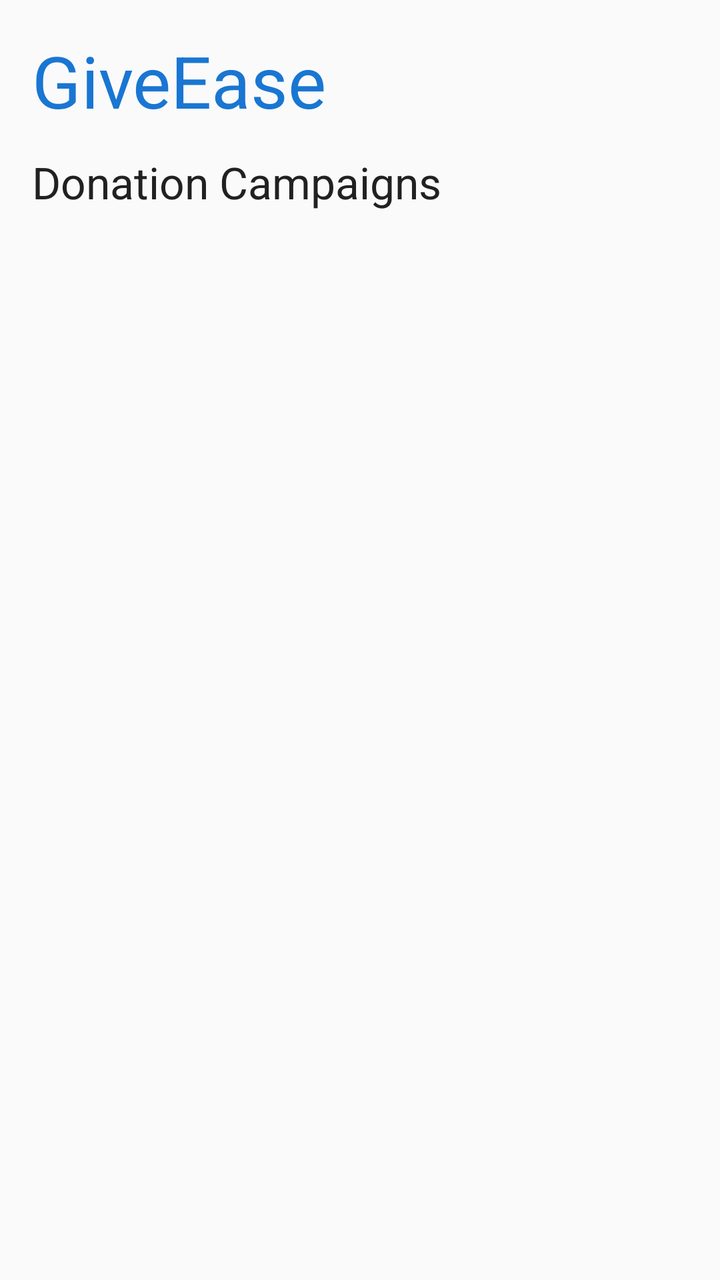
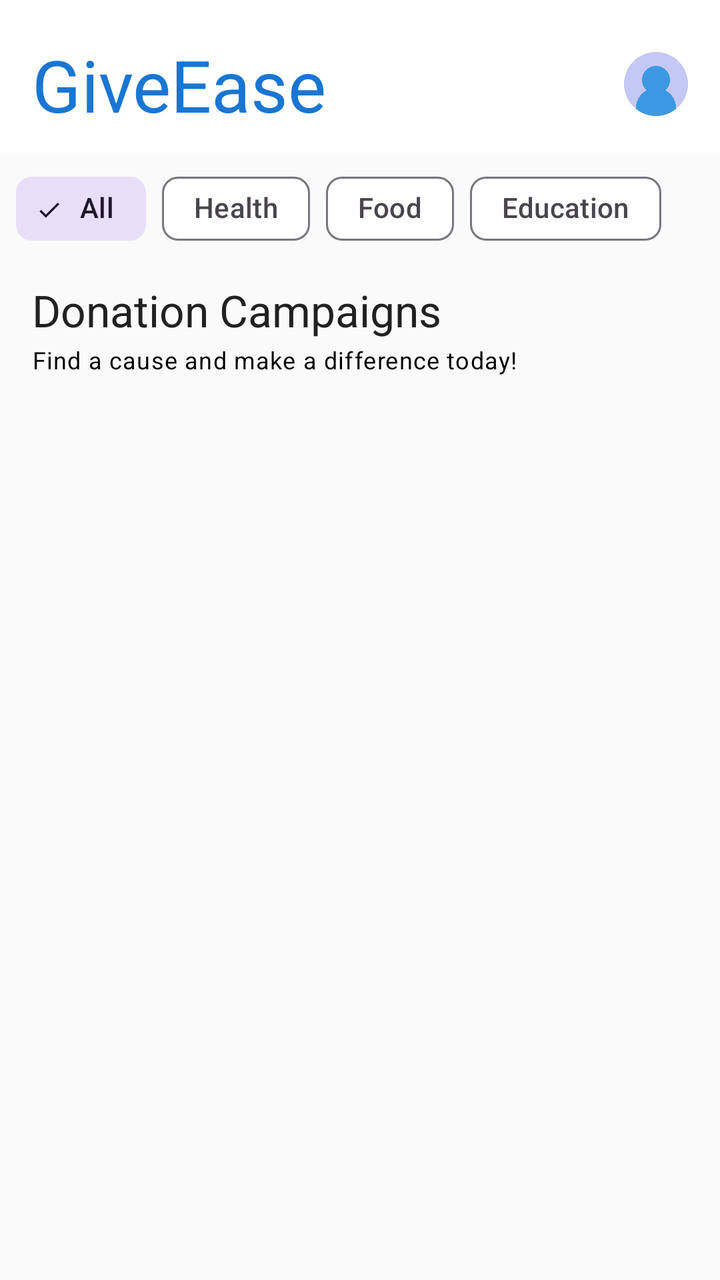

An Android layout rendered at two revisions. The XML below is the earlier revision; the diff shows what the commit changed to produce the second picture.
<!-- AndroidManifest.xml: application theme Theme.GiveEase -->
<!-- res/layout/fragment_donor_feed.xml -->
<?xml version="1.0" encoding="utf-8"?>
<LinearLayout xmlns:android="http://schemas.android.com/apk/res/android"
    xmlns:app="http://schemas.android.com/apk/res-auto"
    android:orientation="vertical"
    android:layout_width="match_parent"
    android:layout_height="match_parent"
    android:background="@color/background"
    android:padding="16dp">

    
    <TextView
        android:id="@+id/tvAppTitle"
        android:layout_width="wrap_content"
        android:layout_height="wrap_content"
        android:text="GiveEase"
        android:textAppearance="@style/TextAppearance.Material3.DisplaySmall"
        android:textColor="@color/primary_blue"
        android:layout_marginBottom="12dp"/>

    
    <TextView
        android:id="@+id/tvSectionTitle"
        android:layout_width="wrap_content"
        android:layout_height="wrap_content"
        android:text="Donation Campaigns"
        android:textAppearance="@style/TextAppearance.Material3.TitleLarge"
        android:textColor="@color/onSurface"
        android:layout_marginBottom="16dp"/>

    
    <androidx.recyclerview.widget.RecyclerView
        android:id="@+id/recyclerViewCampaigns"
        android:layout_width="match_parent"
        android:layout_height="0dp"
        android:layout_weight="1"
        android:clipToPadding="false"
        android:scrollbars="vertical"
        android:paddingBottom="8dp"/>

</LinearLayout>
<!-- resources referenced by this layout -->
<resources>
  <color name="background">#FAFAFA</color>
  <color name="onSurface">#212121</color>
  <color name="primary_blue">#1976D2</color>
  <style name="Theme.GiveEase" parent="Theme.Material3.Light.NoActionBar">
          
          <item name="colorPrimary">@color/primary_blue</item>
          <item name="colorOnPrimary">@color/white</item>
          <item name="colorSecondary">@color/teal_200</item>
          <item name="colorOnSecondary">@color/black</item>
  
          
          <item name="android:windowBackground">@color/background</item>
          <item name="colorSurface">@color/surface</item>
          <item name="colorOnSurface">@color/onSurface</item>
          <item name="colorOnBackground">@color/onBackground</item>
  
          
          <item name="android:statusBarColor" tools:targetApi="l">?attr/colorPrimary</item>
  
      </style>
  <color name="white">#FFFFFFFF</color>
  <color name="teal_200">#FF03DAC5</color>
  <color name="black">#FF000000</color>
  <color name="surface">#FFFFFF</color>
  <color name="onBackground">#212121</color>
</resources>

<!-- the commit's change to res/layout/fragment_donor_feed.xml (unified diff, before → after) -->
@@ -5,27 +5,113 @@
     android:layout_width="match_parent"
     android:layout_height="match_parent"
     android:background="@color/background"
-    android:padding="16dp">
+    android:padding="0dp">
 
     
-    <TextView
-        android:id="@+id/tvAppTitle"
-        android:layout_width="wrap_content"
+    <LinearLayout
+        android:layout_width="match_parent"
         android:layout_height="wrap_content"
-        android:text="GiveEase"
-        android:textAppearance="@style/TextAppearance.Material3.DisplaySmall"
-        android:textColor="@color/primary_blue"
-        android:layout_marginBottom="12dp"/>
+        android:orientation="horizontal"
+        android:background="@color/white"
+        android:paddingLeft="16dp"
+        android:paddingRight="16dp"
+        android:paddingTop="18dp"
+        android:paddingBottom="10dp"
+        android:gravity="center_vertical">
+
+        <TextView
+            android:id="@+id/tvAppTitle"
+            android:layout_width="0dp"
+            android:layout_height="wrap_content"
+            android:text="GiveEase"
+            android:textAppearance="@style/TextAppearance.Material3.DisplaySmall"
+            android:textColor="@color/primary_blue"
+            android:layout_weight="1"/>
+
+        <ImageView
+            android:id="@+id/imgUserAvatar"
+            android:layout_width="32dp"
+            android:layout_height="32dp"
+            android:src="@drawable/sample_profile"
+            android:background="@drawable/circle_background"
+            android:scaleType="centerCrop"
+            android:layout_marginStart="8dp"
+            android:contentDescription="User profile" />
+    </LinearLayout>
 
     
-    <TextView
-        android:id="@+id/tvSectionTitle"
-        android:layout_width="wrap_content"
+    <HorizontalScrollView
+        android:layout_width="match_parent"
         android:layout_height="wrap_content"
-        android:text="Donation Campaigns"
-        android:textAppearance="@style/TextAppearance.Material3.TitleLarge"
-        android:textColor="@color/onSurface"
-        android:layout_marginBottom="16dp"/>
+        android:layout_marginTop="4dp"
+        android:layout_marginBottom="4dp"
+        android:paddingLeft="8dp"
+        android:paddingRight="8dp"
+        android:scrollbars="none">
+
+        <LinearLayout
+            android:layout_width="wrap_content"
+            android:layout_height="wrap_content"
+            android:orientation="horizontal">
+
+            <com.google.android.material.chip.Chip
+                android:layout_width="wrap_content"
+                android:layout_height="wrap_content"
+                android:id="@+id/chipAll"
+                style="@style/Widget.Material3.Chip.Filter"
+                android:text="All"
+                android:checked="true"
+                android:layout_marginEnd="8dp"/>
+            <com.google.android.material.chip.Chip
+                android:layout_width="wrap_content"
+                android:layout_height="wrap_content"
+                android:id="@+id/chipHealth"
+                style="@style/Widget.Material3.Chip.Filter"
+                android:text="Health"
+                android:layout_marginEnd="8dp"/>
+            <com.google.android.material.chip.Chip
+                android:layout_width="wrap_content"
+                android:layout_height="wrap_content"
+                android:id="@+id/chipFood"
+                style="@style/Widget.Material3.Chip.Filter"
+                android:text="Food"
+                android:layout_marginEnd="8dp"/>
+            <com.google.android.material.chip.Chip
+                android:layout_width="wrap_content"
+                android:layout_height="wrap_content"
+                android:id="@+id/chipEducation"
+                style="@style/Widget.Material3.Chip.Filter"
+                android:text="Education"/>
+        </LinearLayout>
+    </HorizontalScrollView>
+
+    
+    <LinearLayout
+        android:layout_width="match_parent"
+        android:layout_height="wrap_content"
+        android:orientation="vertical"
+        android:paddingLeft="16dp"
+        android:paddingRight="16dp"
+        android:paddingTop="8dp"
+        android:paddingBottom="4dp">
+
+        <TextView
+            android:id="@+id/tvSectionTitle"
+            android:layout_width="wrap_content"
+            android:layout_height="wrap_content"
+            android:text="Donation Campaigns"
+            android:textAppearance="@style/TextAppearance.Material3.TitleLarge"
+            android:textColor="@color/onSurface"
+            android:layout_marginBottom="2dp"/>
+
+        <TextView
+            android:id="@+id/tvSectionSubtitle"
+            android:layout_width="wrap_content"
+            android:layout_height="wrap_content"
+            android:text="Find a cause and make a difference today!"
+            android:textAppearance="@style/TextAppearance.Material3.BodySmall"
+            android:textColor="@color/black"/>
+    </LinearLayout>
 
     
     <androidx.recyclerview.widget.RecyclerView
@@ -35,6 +121,8 @@
         android:layout_weight="1"
         android:clipToPadding="false"
         android:scrollbars="vertical"
-        android:paddingBottom="8dp"/>
-
+        android:paddingTop="4dp"
+        android:paddingBottom="12dp"
+        android:paddingLeft="8dp"
+        android:paddingRight="8dp"/>
 </LinearLayout>
<!-- resource entries referenced after the edit -->
@@ -21,6 +21,14 @@
   
       </style>
   <color name="white">#FFFFFFFF</color>
+  <!-- drawable circle_background (drawable) -->
+  <?xml version="1.0" encoding="utf-8"?>
+  <shape xmlns:android="http://schemas.android.com/apk/res/android"
+      android:shape="oval">
+  
+      <solid android:color="@android:color/white" />
+  </shape>
+  <!-- drawable sample_profile: png bitmap (drawable, 19645 bytes) -->
   <color name="teal_200">#FF03DAC5</color>
   <color name="black">#FF000000</color>
   <color name="surface">#FFFFFF</color>
